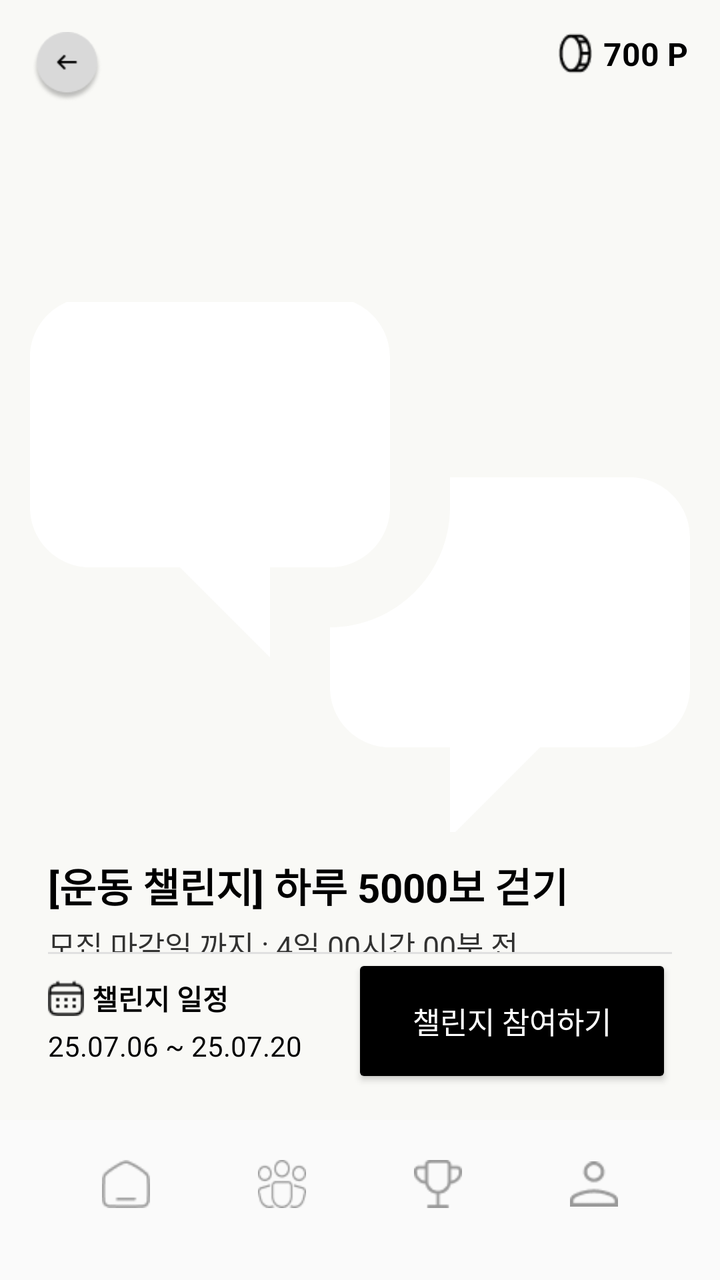
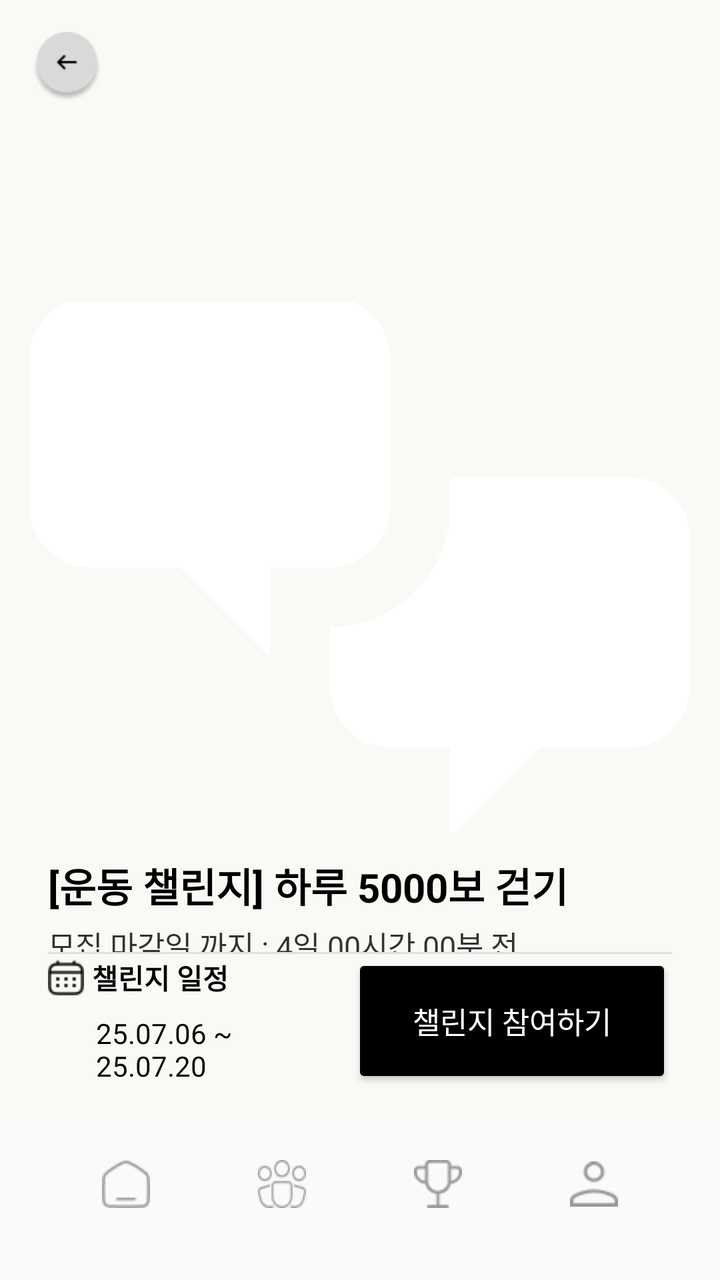

Before-and-after screenshots of an Android layout around one commit, followed by the original layout XML and the change that was made.
<!-- AndroidManifest.xml: application theme Theme.IT_contest -->
<!-- res/layout/challenge_detail.xml -->
<?xml version="1.0" encoding="utf-8"?>
<androidx.constraintlayout.widget.ConstraintLayout
    xmlns:android="http://schemas.android.com/apk/res/android"
    xmlns:app="http://schemas.android.com/apk/res-auto"
    android:layout_width="match_parent"
    android:layout_height="match_parent"
    android:background="#F9F9F6">

    
    <ImageButton
        android:id="@+id/back_button"
        android:layout_width="35dp"
        android:layout_height="35dp"
        android:src="@drawable/ic_back"
        android:scaleType="centerInside"
        android:background="@android:color/transparent"
        android:clickable="true"
        android:focusable="true"
        android:elevation="10dp"
        app:layout_constraintTop_toTopOf="parent"
        app:layout_constraintStart_toStartOf="parent"
        android:layout_marginTop="16dp"
        android:layout_marginStart="16dp" />

    
    <LinearLayout
        android:id="@+id/point_box"
        android:layout_width="wrap_content"
        android:layout_height="wrap_content"
        android:orientation="horizontal"
        android:gravity="center_vertical"
        android:clickable="true"
        android:focusable="true"
        android:foreground="?attr/selectableItemBackground"
        android:elevation="10dp"
        app:layout_constraintTop_toTopOf="parent"
        app:layout_constraintEnd_toEndOf="parent"
        android:layout_marginTop="16dp"
        android:layout_marginEnd="16dp">

        <ImageView
            android:layout_width="20dp"
            android:layout_height="20dp"
            android:src="@drawable/ic_point"
            android:layout_marginEnd="4dp" />

        <TextView
            android:id="@+id/point"
            android:layout_width="wrap_content"
            android:layout_height="wrap_content"
            android:text="700 P"
            android:textSize="16sp"
            android:textStyle="bold"
            android:textColor="#000000" />
    </LinearLayout>

    
    <androidx.core.widget.NestedScrollView
        android:id="@+id/scrollView"
        android:layout_width="0dp"
        android:layout_height="0dp"
        android:fillViewport="true"
        app:layout_constraintTop_toBottomOf="@id/back_button"
        app:layout_constraintBottom_toTopOf="@id/challenge_schedule_row"
        app:layout_constraintStart_toStartOf="parent"
        app:layout_constraintEnd_toEndOf="parent">

        <LinearLayout
            android:layout_width="match_parent"
            android:layout_height="wrap_content"
            android:orientation="vertical">

            
            <ImageView
                android:id="@+id/challenge_image"
                android:layout_width="match_parent"
                android:layout_height="265dp"
                android:scaleType="centerCrop"
                android:src="@drawable/ic_chat"
                android:layout_marginTop="100dp" />

            
            <TextView
                android:id="@+id/challenge_title"
                android:layout_width="wrap_content"
                android:layout_height="wrap_content"
                android:text="[운동 챌린지] 하루 5000보 걷기"
                android:textSize="20sp"
                android:textStyle="bold"
                android:textColor="#000000"
                android:layout_marginTop="12dp"
                android:layout_marginStart="24dp"
                android:layout_marginEnd="24dp" />

            
            <TextView
                android:id="@+id/deadline"
                android:layout_width="wrap_content"
                android:layout_height="wrap_content"
                android:text="모집 마감일 까지 : 4일 00시간 00분 전"
                android:textSize="15sp"
                android:textColor="#CC000000"
                android:layout_marginTop="4dp"
                android:layout_marginStart="24dp"
                android:layout_marginEnd="24dp" />

            
            <LinearLayout
                android:id="@+id/participant_row"
                android:layout_width="match_parent"
                android:layout_height="wrap_content"
                android:orientation="horizontal"
                android:layout_marginTop="4dp"
                android:layout_marginHorizontal="24dp"
                android:gravity="center_vertical">

                <TextView
                    android:layout_width="0dp"
                    android:layout_height="wrap_content"
                    android:layout_weight="1"
                    android:text="마감 인원: 70명"
                    android:textColor="#000000"
                    android:textSize="15sp"
                    android:ellipsize="end"
                    android:maxLines="1" />

                <ImageView
                    android:layout_width="16dp"
                    android:layout_height="16dp"
                    android:layout_marginEnd="4dp"
                    android:src="@drawable/ic_person"
                    app:tint="#000000" />

                <TextView
                    android:layout_width="0dp"
                    android:layout_height="wrap_content"
                    android:layout_weight="1"
                    android:text="현재 참여 인원: 50명"
                    android:textColor="#000000"
                    android:textSize="15sp" />
            </LinearLayout>

            
            <LinearLayout
                android:id="@+id/entry_fee_point"
                android:layout_width="wrap_content"
                android:layout_height="wrap_content"
                android:orientation="horizontal"
                android:gravity="center_vertical"
                android:layout_marginTop="8dp"
                android:layout_marginStart="24dp"
                android:layout_marginEnd="24dp">

                <ImageView
                    android:layout_width="16dp"
                    android:layout_height="16dp"
                    android:src="@drawable/ic_point"
                    android:layout_marginEnd="4dp" />

                <TextView
                    android:id="@+id/entry_fee"
                    android:layout_width="wrap_content"
                    android:layout_height="wrap_content"
                    android:text="도전금: 50P"
                    android:textColor="#000000"
                    android:textSize="15sp" />
            </LinearLayout>

            
            <TextView
                android:id="@+id/info_title"
                android:layout_width="wrap_content"
                android:layout_height="wrap_content"
                android:text="챌린지 정보"
                android:textSize="20sp"
                android:textStyle="bold"
                android:textColor="#000000"
                android:layout_marginTop="24dp"
                android:layout_marginStart="24dp"
                android:layout_marginEnd="24dp" />

            <TextView
                android:id="@+id/info_content"
                android:layout_width="match_parent"
                android:layout_height="wrap_content"
                android:text="저속 노화에 운동은 필수 요건! 걷기부터 시작해보세요"
                android:textSize="15sp"
                android:textColor="#000000"
                android:layout_marginTop="4dp"
                android:layout_marginHorizontal="24dp" />

            
            <TextView
                android:id="@+id/method_title"
                android:layout_width="wrap_content"
                android:layout_height="wrap_content"
                android:text="인증 방법"
                android:textSize="20sp"
                android:textStyle="bold"
                android:textColor="#000000"
                android:layout_marginTop="16dp"
                android:layout_marginStart="24dp"
                android:layout_marginEnd="24dp" />

            <TextView
                android:id="@+id/method_content"
                android:layout_width="match_parent"
                android:layout_height="wrap_content"
                android:text="기본 건강 어플의 걸음수를 캡쳐해서 올려주세요"
                android:textSize="15sp"
                android:textColor="#000000"
                android:layout_marginTop="4dp"
                android:layout_marginHorizontal="24dp" />
        </LinearLayout>
    </androidx.core.widget.NestedScrollView>

    
    <View
        android:id="@+id/section_divider"
        android:layout_width="match_parent"
        android:layout_height="1dp"
        android:background="#E0E0E0"
        android:layout_marginHorizontal="24dp"
        app:layout_constraintBottom_toTopOf="@id/challenge_schedule_row"
        app:layout_constraintStart_toStartOf="parent"
        app:layout_constraintEnd_toEndOf="parent" />

    
    <LinearLayout
        android:id="@+id/challenge_schedule_row"
        android:layout_width="0dp"
        android:layout_height="wrap_content"
        android:orientation="horizontal"
        android:gravity="center_vertical"
        android:layout_marginHorizontal="24dp"
        android:layout_marginBottom="16dp"
        app:layout_constraintBottom_toTopOf="@id/include_bottom_nav"
        app:layout_constraintStart_toStartOf="parent"
        app:layout_constraintEnd_toEndOf="parent">

        
        <LinearLayout
            android:layout_width="0dp"
            android:layout_weight="1"
            android:layout_height="wrap_content"
            android:orientation="vertical">

            <LinearLayout
                android:layout_width="wrap_content"
                android:layout_height="wrap_content"
                android:orientation="horizontal"
                android:gravity="center_vertical">

                <ImageView
                    android:layout_width="18dp"
                    android:layout_height="18dp"
                    android:src="@drawable/ic_calendar"
                    android:layout_marginEnd="4dp" />

                <TextView
                    android:layout_width="wrap_content"
                    android:layout_height="wrap_content"
                    android:text="챌린지 일정"
                    android:textColor="#000000"
                    android:textSize="14sp"
                    android:textStyle="bold" />
            </LinearLayout>

            <TextView
                android:id="@+id/challenge_date_range"
                android:layout_width="wrap_content"
                android:layout_height="wrap_content"
                android:text="25.07.06 ~ 25.07.20"
                android:textColor="#000000"
                android:textSize="14sp"
                android:layout_marginTop="4dp" />
        </LinearLayout>

        
        <Button
            android:id="@+id/participate_button"
            android:layout_width="160dp"
            android:layout_height="67dp"
            android:text="챌린지 참여하기"
            android:textColor="#FFFFFF"
            android:textSize="15sp"
            android:backgroundTint="#000000"
            android:layout_marginStart="8dp" />
    </LinearLayout>

    
    <include
        android:id="@+id/include_bottom_nav"
        layout="@layout/bottom_navigation_main"
        android:layout_width="0dp"
        android:layout_height="wrap_content"
        app:layout_constraintBottom_toBottomOf="parent"
        app:layout_constraintStart_toStartOf="parent"
        app:layout_constraintEnd_toEndOf="parent" />
</androidx.constraintlayout.widget.ConstraintLayout>
<!-- res/layout/bottom_navigation_main.xml (included above) -->
<?xml version="1.0" encoding="utf-8"?>
<androidx.constraintlayout.widget.ConstraintLayout
    xmlns:android="http://schemas.android.com/apk/res/android"
    xmlns:app="http://schemas.android.com/apk/res-auto"
    android:layout_width="match_parent"
    android:layout_height="match_parent"
    android:background="#FFFAFAFA">

    
    <LinearLayout
        android:id="@+id/bottom_bar"
        android:layout_width="match_parent"
        android:layout_height="wrap_content"
        android:layout_margin="16dp"
        android:orientation="horizontal"
        android:paddingVertical="20dp"
        android:paddingHorizontal="8dp"
        android:gravity="center"
        android:clipToOutline="true"
        android:elevation="4dp"
        app:layout_constraintBottom_toBottomOf="parent"
        app:layout_constraintStart_toStartOf="parent"
        app:layout_constraintEnd_toEndOf="parent">

        
        <LinearLayout
            android:id="@+id/menu_home"
            android:layout_width="0dp"
            android:layout_height="wrap_content"
            android:layout_weight="1"
            android:orientation="vertical"
            android:gravity="center">

            <ImageView
                android:id="@+id/icon_home"
                android:layout_width="24dp"
                android:layout_height="24dp"
                android:src="@drawable/ic_home"
                android:contentDescription="홈 아이콘"
                app:tint="#999999" />

            <TextView
                android:id="@+id/text_home"
                android:layout_width="wrap_content"
                android:layout_height="wrap_content"
                android:text="HOME"
                android:textSize="12sp"
                android:textStyle="bold"
                android:textColor="#000000"
                android:layout_marginTop="4dp"
                android:visibility="gone" />
        </LinearLayout>

        
        <LinearLayout
            android:id="@+id/menu_community"
            android:layout_width="0dp"
            android:layout_height="wrap_content"
            android:layout_weight="1"
            android:orientation="vertical"
            android:gravity="center">

            <ImageView
                android:id="@+id/icon_community"
                android:layout_width="24dp"
                android:layout_height="24dp"
                android:src="@drawable/ic_community"
                android:contentDescription="커뮤니티 아이콘"
                app:tint="#999999" />

            <TextView
                android:id="@+id/text_community"
                android:layout_width="wrap_content"
                android:layout_height="wrap_content"
                android:text="COMMUNITY"
                android:textSize="12sp"
                android:textStyle="bold"
                android:textColor="#000000"
                android:layout_marginTop="4dp"
                android:visibility="gone" />
        </LinearLayout>

        
        <LinearLayout
            android:id="@+id/menu_challenge"
            android:layout_width="0dp"
            android:layout_height="wrap_content"
            android:layout_weight="1"
            android:orientation="vertical"
            android:gravity="center">

            <ImageView
                android:id="@+id/icon_challenge"
                android:layout_width="24dp"
                android:layout_height="24dp"
                android:src="@drawable/ic_challenge"
                android:contentDescription="챌린지 아이콘"
                app:tint="#999999" />

            <TextView
                android:id="@+id/text_challenge"
                android:layout_width="wrap_content"
                android:layout_height="wrap_content"
                android:text="CHALLENGE"
                android:textSize="12sp"
                android:textStyle="bold"
                android:textColor="#000000"
                android:layout_marginTop="4dp"
                android:visibility="gone" />
        </LinearLayout>

        
        <LinearLayout
            android:id="@+id/menu_my"
            android:layout_width="0dp"
            android:layout_height="wrap_content"
            android:layout_weight="1"
            android:orientation="vertical"
            android:gravity="center">

            <ImageView
                android:id="@+id/icon_my"
                android:layout_width="24dp"
                android:layout_height="24dp"
                android:src="@drawable/ic_my"
                android:contentDescription="마이 아이콘"
                app:tint="#999999" />

            <TextView
                android:id="@+id/text_my"
                android:layout_width="wrap_content"
                android:layout_height="wrap_content"
                android:text="MY"
                android:textSize="12sp"
                android:textStyle="bold"
                android:textColor="#000000"
                android:layout_marginTop="4dp"
                android:visibility="gone" />
        </LinearLayout>

    </LinearLayout>


</androidx.constraintlayout.widget.ConstraintLayout>
<!-- resources referenced by this layout -->
<resources>
  <!-- drawable ic_back: png bitmap (drawable, 2472 bytes) -->
  <!-- drawable ic_calendar: png bitmap (drawable, 365 bytes) -->
  <!-- drawable ic_challenge: png bitmap (drawable, 471 bytes) -->
  <!-- drawable ic_chat (drawable) -->
  <vector xmlns:android="http://schemas.android.com/apk/res/android"
      android:width="42dp"
      android:height="42dp"
      android:viewportWidth="42"
      android:viewportHeight="42">
    <path
        android:pathData="M5.25,21C3.325,21 1.75,19.425 1.75,17.5V8.75C1.75,6.825 3.325,5.25 5.25,5.25H19.25C21.175,5.25 22.75,6.825 22.75,8.75V17.5C22.75,19.425 21.175,21 19.25,21H15.75V26.25L10.5,21H5.25ZM36.75,31.5C38.675,31.5 40.25,29.925 40.25,28V19.25C40.25,17.325 38.675,15.75 36.75,15.75H26.25V17.5C26.25,21.35 23.1,24.5 19.25,24.5V28C19.25,29.925 20.825,31.5 22.75,31.5H26.25V36.75L31.5,31.5H36.75Z"
        android:fillColor="#ffffff"/>
  </vector>
  <!-- drawable ic_community: png bitmap (drawable, 754 bytes) -->
  <!-- drawable ic_home: png bitmap (drawable, 422 bytes) -->
  <!-- drawable ic_my: png bitmap (drawable, 460 bytes) -->
  <!-- drawable ic_person: png bitmap (drawable, 255 bytes) -->
  <!-- drawable ic_point: png bitmap (drawable, 475 bytes) -->
  <style name="Theme.IT_contest" parent="Base.Theme.IT_contest" />
  <style name="Base.Theme.IT_contest" parent="Theme.Material3.DayNight.NoActionBar">
          
          
      </style>
</resources>

<!-- the commit's change to res/layout/challenge_detail.xml (unified diff, before → after) -->
@@ -38,20 +38,7 @@
         android:layout_marginTop="16dp"
         android:layout_marginEnd="16dp">
 
-        <ImageView
-            android:layout_width="20dp"
-            android:layout_height="20dp"
-            android:src="@drawable/ic_point"
-            android:layout_marginEnd="4dp" />
-
-        <TextView
-            android:id="@+id/point"
-            android:layout_width="wrap_content"
-            android:layout_height="wrap_content"
-            android:text="700 P"
-            android:textSize="16sp"
-            android:textStyle="bold"
-            android:textColor="#000000" />
+
     </LinearLayout>
 
     
@@ -115,6 +102,7 @@
                 android:gravity="center_vertical">
 
                 <TextView
+                    android:id="@+id/max_participants_text"
                     android:layout_width="0dp"
                     android:layout_height="wrap_content"
                     android:layout_weight="1"
@@ -132,6 +120,7 @@
                     app:tint="#000000" />
 
                 <TextView
+                    android:id="@+id/current_participants_text"
                     android:layout_width="0dp"
                     android:layout_height="wrap_content"
                     android:layout_weight="1"
@@ -158,7 +147,7 @@
                     android:layout_marginEnd="4dp" />
 
                 <TextView
-                    android:id="@+id/entry_fee"
+                    android:id="@+id/challenge_points"
                     android:layout_width="wrap_content"
                     android:layout_height="wrap_content"
                     android:text="도전금: 50P"
@@ -168,26 +157,15 @@
 
             
             <TextView
-                android:id="@+id/info_title"
-                android:layout_width="wrap_content"
-                android:layout_height="wrap_content"
-                android:text="챌린지 정보"
-                android:textSize="20sp"
-                android:textStyle="bold"
-                android:textColor="#000000"
-                android:layout_marginTop="24dp"
-                android:layout_marginStart="24dp"
-                android:layout_marginEnd="24dp" />
-
-            <TextView
-                android:id="@+id/info_content"
+                android:id="@+id/challenge_description"
                 android:layout_width="match_parent"
                 android:layout_height="wrap_content"
-                android:text="저속 노화에 운동은 필수 요건! 걷기부터 시작해보세요"
+                android:text="챌린지 설명 들어가는 곳"
                 android:textSize="15sp"
                 android:textColor="#000000"
-                android:layout_marginTop="4dp"
-                android:layout_marginHorizontal="24dp" />
+                android:layout_marginTop="8dp"
+                android:layout_marginHorizontal="24dp"/>
+
 
             
             <TextView
@@ -273,7 +251,9 @@
                 android:text="25.07.06 ~ 25.07.20"
                 android:textColor="#000000"
                 android:textSize="14sp"
-                android:layout_marginTop="4dp" />
+                android:layout_marginTop="8dp"
+                android:layout_marginStart="24dp" />
+
         </LinearLayout>
 
         
